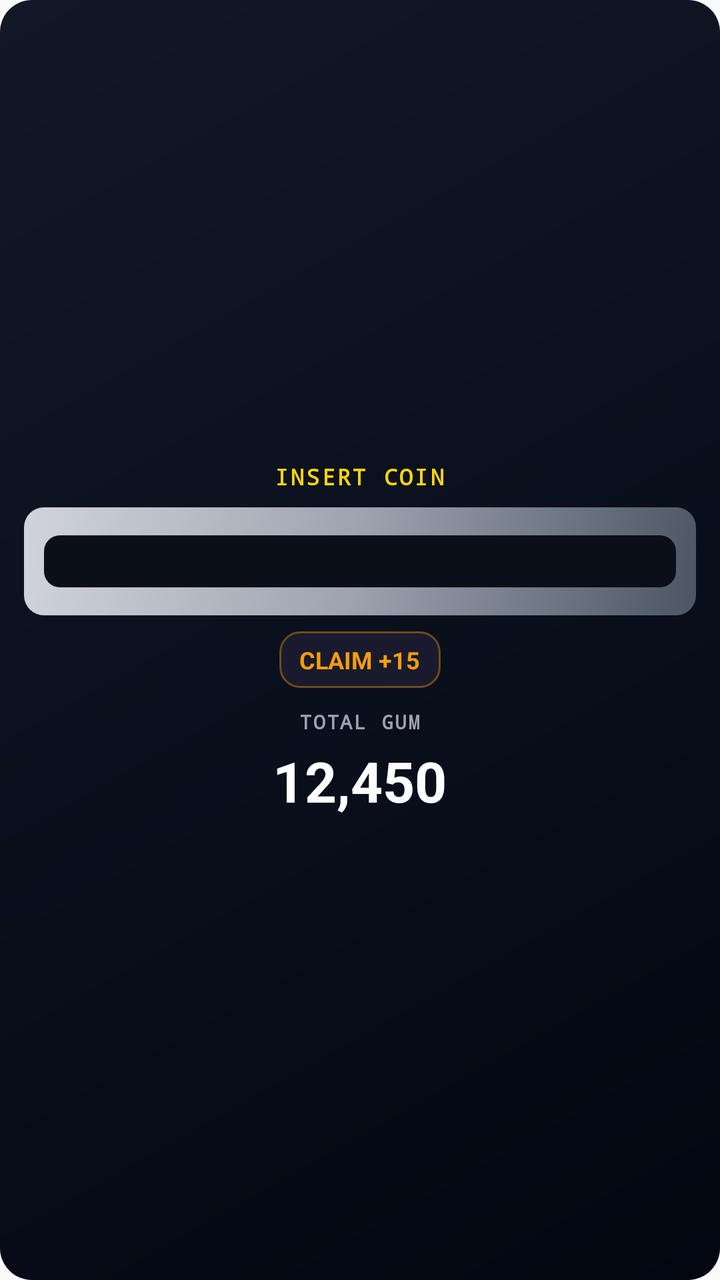
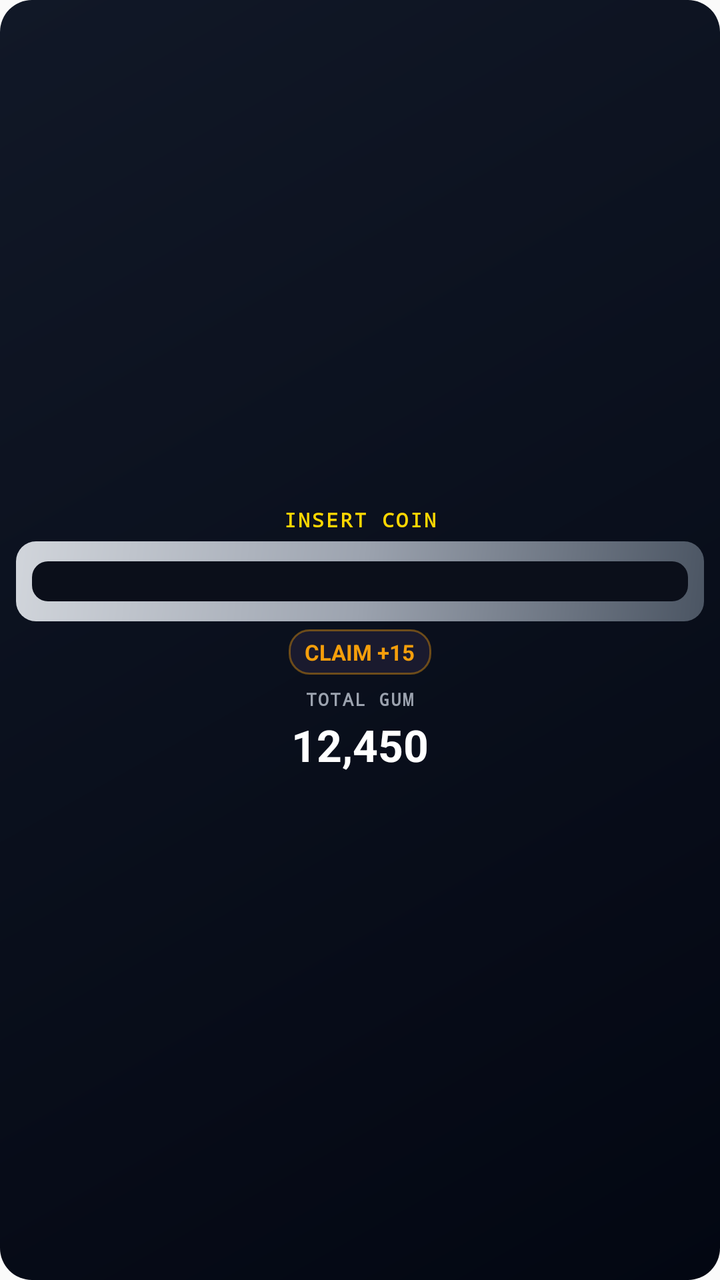

Compare the two renders of this Android layout. The source of the first and the diff that turns it into the second are given below.
<!-- AndroidManifest.xml: application theme AppTheme -->
<!-- res/layout/widget_flunks_small.xml -->
<?xml version="1.0" encoding="utf-8"?>
<LinearLayout xmlns:android="http://schemas.android.com/apk/res/android"
    android:id="@+id/widget_container"
    android:layout_width="match_parent"
    android:layout_height="match_parent"
    android:orientation="vertical"
    android:gravity="center"
    android:padding="12dp"
    android:background="@drawable/widget_background">

    
    <TextView
        android:id="@+id/text_insert_coin"
        android:layout_width="wrap_content"
        android:layout_height="wrap_content"
        android:text="INSERT COIN"
        android:textColor="#FFD700"
        android:textSize="11sp"
        android:textStyle="bold"
        android:fontFamily="monospace"
        android:letterSpacing="0.1" />

    
    <FrameLayout
        android:layout_width="match_parent"
        android:layout_height="54dp"
        android:layout_marginTop="8dp"
        android:layout_marginBottom="8dp"
        android:background="@drawable/coin_slot_background">
        
        <View
            android:layout_width="match_parent"
            android:layout_height="match_parent"
            android:layout_marginHorizontal="10dp"
            android:layout_marginVertical="14dp"
            android:background="@drawable/coin_slot_inner" />
    </FrameLayout>

    
    <TextView
        android:id="@+id/text_claim_status"
        android:layout_width="wrap_content"
        android:layout_height="wrap_content"
        android:text="CLAIM +15"
        android:textColor="#F59E0B"
        android:textSize="12sp"
        android:textStyle="bold"
        android:paddingHorizontal="10dp"
        android:paddingVertical="6dp"
        android:background="@drawable/claim_button_background" />

    
    <TextView
        android:layout_width="wrap_content"
        android:layout_height="wrap_content"
        android:layout_marginTop="10dp"
        android:text="TOTAL GUM"
        android:textColor="#9CA3AF"
        android:textSize="10sp"
        android:textStyle="bold"
        android:fontFamily="monospace"
        android:letterSpacing="0.08" />

    
    <TextView
        android:id="@+id/text_gum_balance"
        android:layout_width="wrap_content"
        android:layout_height="wrap_content"
        android:text="12,450"
        android:textColor="#FFFFFF"
        android:textSize="28sp"
        android:textStyle="bold"
        android:layout_marginTop="4dp" />

</LinearLayout>
<!-- resources referenced by this layout -->
<resources>
  <!-- drawable claim_button_background (drawable) -->
  <?xml version="1.0" encoding="utf-8"?>
  <shape xmlns:android="http://schemas.android.com/apk/res/android"
      android:shape="rectangle">
      <solid android:color="#1a1a2e" />
      <stroke
          android:width="1dp"
          android:color="#66F59E0B" />
      <corners android:radius="10dp" />
  </shape>
  <!-- drawable coin_slot_background (drawable) -->
  <?xml version="1.0" encoding="utf-8"?>
  <shape xmlns:android="http://schemas.android.com/apk/res/android"
      android:shape="rectangle">
      <gradient
          android:startColor="#D1D5DB"
          android:centerColor="#9CA3AF"
          android:endColor="#4B5563"
          android:angle="315" />
      <corners android:radius="10dp" />
  </shape>
  <!-- drawable coin_slot_inner (drawable) -->
  <?xml version="1.0" encoding="utf-8"?>
  <shape xmlns:android="http://schemas.android.com/apk/res/android"
      android:shape="rectangle">
      <solid android:color="#0B0F1A" />
      <corners android:radius="8dp" />
  </shape>
  <!-- drawable widget_background (drawable) -->
  <?xml version="1.0" encoding="utf-8"?>
  <shape xmlns:android="http://schemas.android.com/apk/res/android"
      android:shape="rectangle">
      <gradient
          android:startColor="#111827"
          android:endColor="#030712"
          android:angle="315" />
      <corners android:radius="16dp" />
  </shape>
  <style name="AppTheme" parent="Theme.AppCompat.Light.DarkActionBar">
          
          <item name="colorPrimary">@color/colorPrimary</item>
          <item name="colorPrimaryDark">@color/colorPrimaryDark</item>
          <item name="colorAccent">@color/colorAccent</item>
      </style>
</resources>

<!-- the commit's change to res/layout/widget_flunks_small.xml (unified diff, before → after) -->
@@ -5,7 +5,7 @@
     android:layout_height="match_parent"
     android:orientation="vertical"
     android:gravity="center"
-    android:padding="12dp"
+    android:padding="8dp"
     android:background="@drawable/widget_background">
 
     
@@ -15,7 +15,7 @@
         android:layout_height="wrap_content"
         android:text="INSERT COIN"
         android:textColor="#FFD700"
-        android:textSize="11sp"
+        android:textSize="10sp"
         android:textStyle="bold"
         android:fontFamily="monospace"
         android:letterSpacing="0.1" />
@@ -23,16 +23,16 @@
     
     <FrameLayout
         android:layout_width="match_parent"
-        android:layout_height="54dp"
-        android:layout_marginTop="8dp"
-        android:layout_marginBottom="8dp"
+        android:layout_height="40dp"
+        android:layout_marginTop="4dp"
+        android:layout_marginBottom="4dp"
         android:background="@drawable/coin_slot_background">
         
         <View
             android:layout_width="match_parent"
             android:layout_height="match_parent"
-            android:layout_marginHorizontal="10dp"
-            android:layout_marginVertical="14dp"
+            android:layout_marginHorizontal="8dp"
+            android:layout_marginVertical="10dp"
             android:background="@drawable/coin_slot_inner" />
     </FrameLayout>
 
@@ -43,20 +43,20 @@
         android:layout_height="wrap_content"
         android:text="CLAIM +15"
         android:textColor="#F59E0B"
-        android:textSize="12sp"
+        android:textSize="11sp"
         android:textStyle="bold"
-        android:paddingHorizontal="10dp"
-        android:paddingVertical="6dp"
+        android:paddingHorizontal="8dp"
+        android:paddingVertical="4dp"
         android:background="@drawable/claim_button_background" />
 
     
     <TextView
         android:layout_width="wrap_content"
         android:layout_height="wrap_content"
-        android:layout_marginTop="10dp"
+        android:layout_marginTop="6dp"
         android:text="TOTAL GUM"
         android:textColor="#9CA3AF"
-        android:textSize="10sp"
+        android:textSize="9sp"
         android:textStyle="bold"
         android:fontFamily="monospace"
         android:letterSpacing="0.08" />
@@ -68,8 +68,8 @@
         android:layout_height="wrap_content"
         android:text="12,450"
         android:textColor="#FFFFFF"
-        android:textSize="28sp"
+        android:textSize="22sp"
         android:textStyle="bold"
-        android:layout_marginTop="4dp" />
+        android:layout_marginTop="2dp" />
 
 </LinearLayout>
